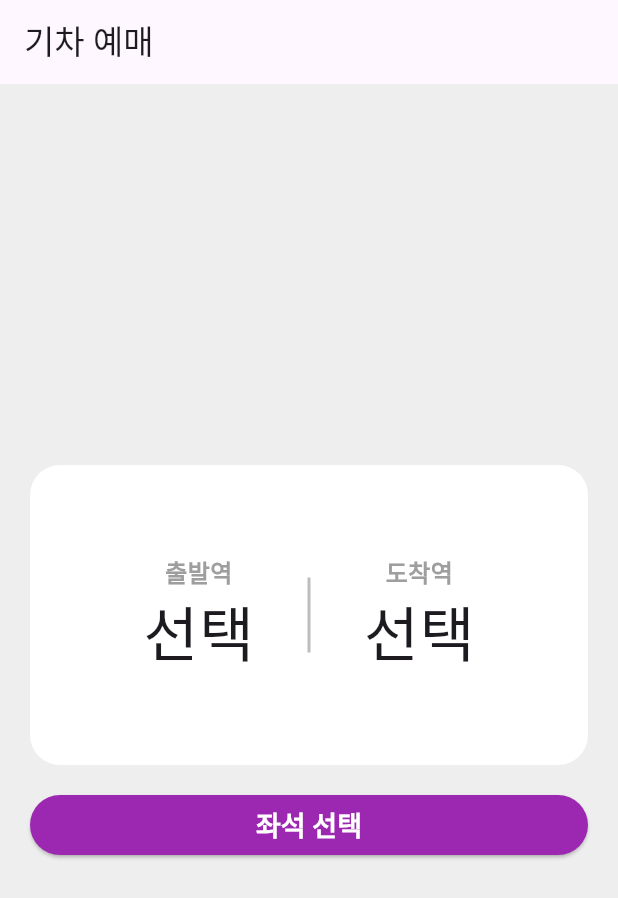
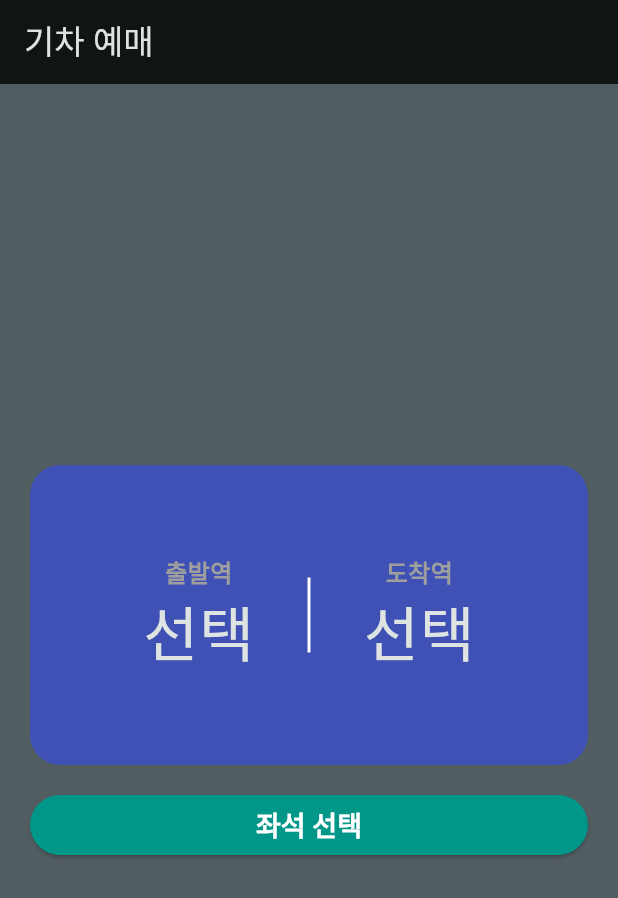
Before and after one commit to footgrammer/flutter_train_app, a Flutter app: the screen it shows after launch, on a phone screen of 412 x 824 dp. Shown: the top 898 px of the screen. Run offline on Flutter 3.47's test engine with Material 3 defaults, Android fonts, the phone set to English and light mode, and no system bars.

Commit message:
feat : dark theme function

```diff
--- a/lib/main.dart
+++ b/lib/main.dart
@@ -1,4 +1,5 @@
 import 'package:flutter/material.dart';
+import 'package:flutter_train_app/theme.dart';
 
 import 'pages/home/home_page.dart';
 
@@ -19,9 +20,9 @@ class _MyAppState extends State<MyApp> {
   Widget build(BuildContext context) {
     return MaterialApp(
       title: 'Flutter Train App',
-      theme: ThemeData(
-        elevatedButtonTheme: ElevatedButtonThemeData(style: ButtonStyle()),
-      ),
+      themeMode: ThemeMode.dark,
+      theme: lightTheme,
+      darkTheme: darkTheme,
       home: HomePage(),
     );
   }
--- a/lib/pages/home/home_page.dart
+++ b/lib/pages/home/home_page.dart
@@ -17,7 +17,7 @@ class _HomePageState extends State<HomePage> {
   Widget build(BuildContext context) {
     return Scaffold(
       appBar: AppBar(title: const Text('기차 예매')),
-      backgroundColor: Colors.grey[200],
+      backgroundColor: Theme.of(context).canvasColor,
       body: Padding(
         padding: const EdgeInsets.symmetric(horizontal: 20),
         child: Column(
@@ -28,14 +28,18 @@ class _HomePageState extends State<HomePage> {
               height: 200,
               decoration: BoxDecoration(
                 borderRadius: BorderRadius.circular(20),
-                color: Colors.white,
+                color: Theme.of(context).cardColor,
               ),
               padding: EdgeInsets.symmetric(horizontal: 40),
               child: Row(
                 // mainAxisAlignment: MainAxisAlignment.spaceAround,
                 children: [
                   stationArea('출발역', departure ?? '선택'),
-                  Container(width: 2, height: 50, color: Colors.grey[400]),
+                  Container(
+                    width: 2,
+                    height: 50,
+                    color: Theme.of(context).dividerColor,
+                  ),
                   stationArea('도착역', arrival ?? '선택'),
                 ],
               ),
@@ -45,18 +49,6 @@ class _HomePageState extends State<HomePage> {
               width: double.infinity,
               height: 40,
               child: ElevatedButton(
-                style: ButtonStyle(
-                  backgroundColor: WidgetStatePropertyAll(Colors.purple),
-                  foregroundColor: WidgetStatePropertyAll(Colors.white),
-                  textStyle: WidgetStatePropertyAll(
-                    TextStyle(fontSize: 18, fontWeight: FontWeight.bold),
-                  ),
-                  shape: WidgetStatePropertyAll(
-                    RoundedRectangleBorder(
-                      borderRadius: BorderRadius.circular(20),
-                    ),
-                  ),
-                ),
                 onPressed: () {
                   if (departure == null || arrival == null) {
                     return;
--- a/lib/pages/seat/seat_page.dart
+++ b/lib/pages/seat/seat_page.dart
@@ -52,12 +52,6 @@ class _SeatPageState extends State<SeatPage> {
                 width: double.infinity,
                 height: 40,
                 child: ElevatedButton(
-                  style: ElevatedButton.styleFrom(
-                    backgroundColor: Colors.purple,
-                    shape: RoundedRectangleBorder(
-                      borderRadius: BorderRadius.circular(20),
-                    ),
-                  ),
                   onPressed: () {
                     if (selectedColNum == null && selectedRowNum == null) {
                       return;
@@ -98,14 +92,7 @@ class _SeatPageState extends State<SeatPage> {
                       },
                     );
                   },
-                  child: Text(
-                    '예매하기',
-                    style: TextStyle(
-                      fontSize: 18,
-                      fontWeight: FontWeight.bold,
-                      color: Colors.white,
-                    ),
-                  ),
+                  child: Text('예매하기'),
                 ),
               ),
             ],
--- a/lib/pages/seat/widgets/travel_info.dart
+++ b/lib/pages/seat/widgets/travel_info.dart
@@ -10,9 +10,11 @@ class TravelInfo extends StatelessWidget {
     return DefaultTextStyle(
       style: TextStyle(
         fontSize: 30,
-        color: Colors.purple,
+        color: Theme.of(context).highlightColor,
         fontWeight: FontWeight.bold,
       ),
+      child: Padding(
+        padding: const EdgeInsets.only(top: 10),
         child: Row(
           mainAxisAlignment: MainAxisAlignment.center,
           children: [
@@ -21,6 +23,7 @@ class TravelInfo extends StatelessWidget {
             Expanded(child: Center(child: Text(arrival))),
           ],
         ),
+      ),
     );
   }
 }
--- /dev/null
+++ b/lib/theme.dart
@@ -0,0 +1,49 @@
+import 'package:flutter/material.dart';
+
+final lightTheme = ThemeData(
+  colorScheme: ColorScheme.fromSeed(
+    seedColor: Colors.purple,
+    brightness: Brightness.light,
+  ),
+  scaffoldBackgroundColor: Colors.white,
+  cardColor: Colors.white,
+  canvasColor: Colors.grey[200],
+  dividerColor: Colors.grey[400],
+  highlightColor: Colors.purple,
+  elevatedButtonTheme: ElevatedButtonThemeData(
+    style: ButtonStyle(
+      shape: WidgetStatePropertyAll(
+        RoundedRectangleBorder(borderRadius: BorderRadius.circular(20)),
+      ),
+      backgroundColor: WidgetStatePropertyAll(Colors.purple),
+      foregroundColor: WidgetStatePropertyAll(Colors.white),
+      textStyle: WidgetStatePropertyAll(
+        TextStyle(fontSize: 18, fontWeight: FontWeight.bold),
+      ),
+    ),
+  ),
+);
+
+final darkTheme = ThemeData(
+  colorScheme: ColorScheme.fromSeed(
+    seedColor: Colors.teal,
+    brightness: Brightness.dark,
+  ),
+  scaffoldBackgroundColor: const Color.fromARGB(255, 82, 93, 98),
+  canvasColor: const Color.fromARGB(255, 82, 93, 98),
+  cardColor: Colors.indigo,
+  dividerColor: Colors.white,
+  highlightColor: Colors.teal,
+  elevatedButtonTheme: ElevatedButtonThemeData(
+    style: ButtonStyle(
+      shape: WidgetStatePropertyAll(
+        RoundedRectangleBorder(borderRadius: BorderRadius.circular(20)),
+      ),
+      backgroundColor: WidgetStatePropertyAll(Colors.teal),
+      foregroundColor: WidgetStatePropertyAll(Colors.white),
+      textStyle: WidgetStatePropertyAll(
+        TextStyle(fontSize: 18, fontWeight: FontWeight.bold),
+      ),
+    ),
+  ),
+);
```
Lines whose indentation alone changed are shown as unchanged.
